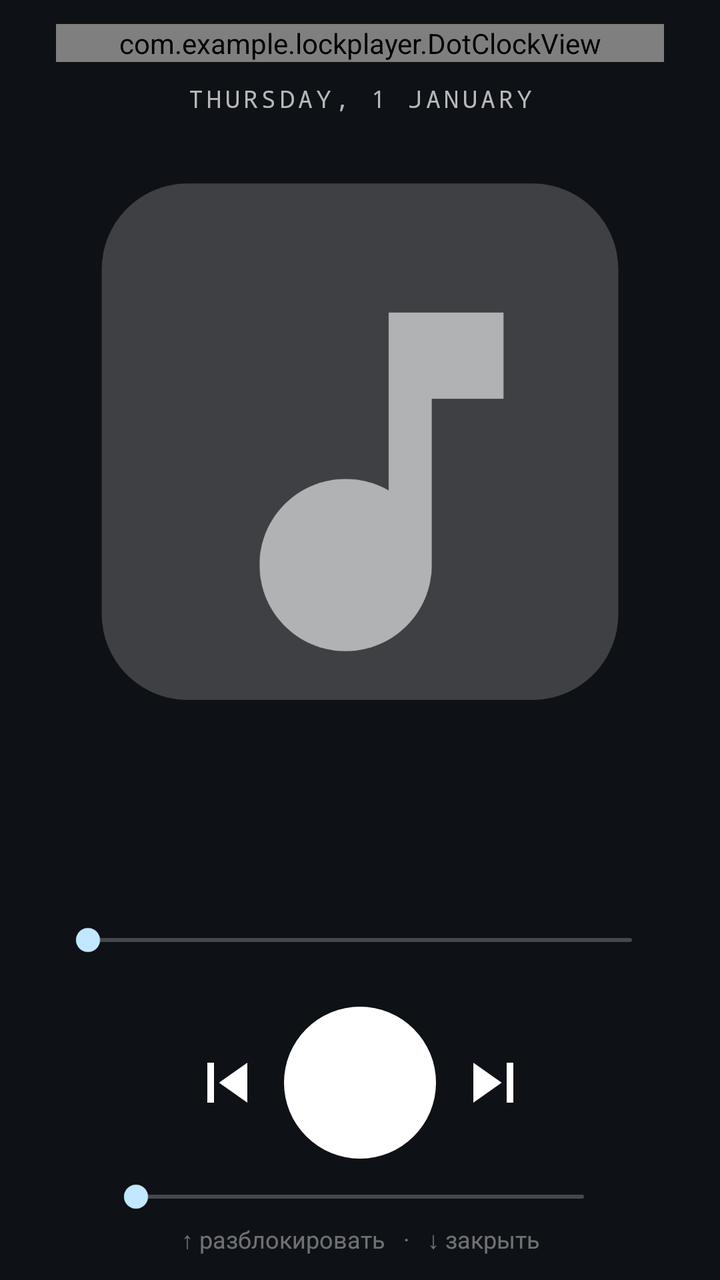
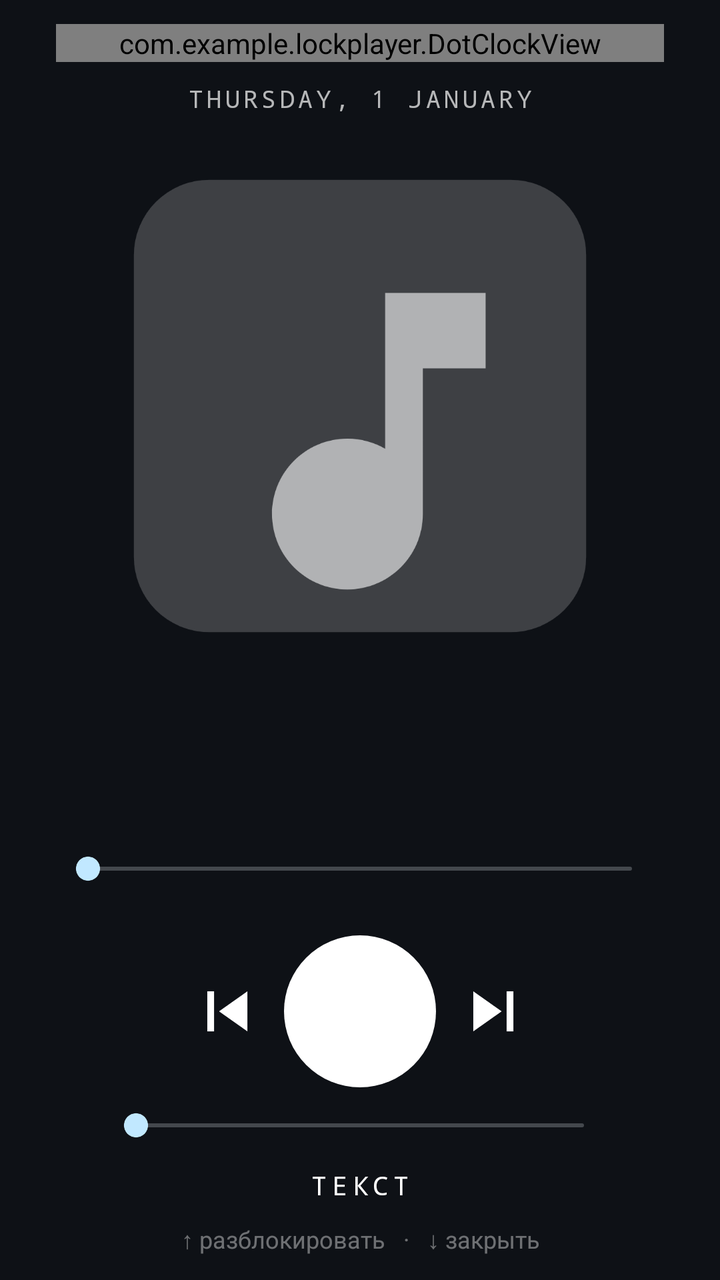

Compare the two renders of this Android layout. The source of the first and the diff that turns it into the second are given below.
<!-- AndroidManifest.xml: activity theme android:Theme.DeviceDefault.NoActionBar -->
<!-- res/layout/activity_player.xml -->
<?xml version="1.0" encoding="utf-8"?>
<FrameLayout xmlns:android="http://schemas.android.com/apk/res/android"
    android:layout_width="match_parent"
    android:layout_height="match_parent"
    android:background="#12161C">

    
    <ImageView
        android:id="@+id/backdrop"
        android:layout_width="match_parent"
        android:layout_height="match_parent"
        android:contentDescription="@null"
        android:scaleType="centerCrop"
        android:scaleX="1.4"
        android:scaleY="1.4" />

    <View
        android:layout_width="match_parent"
        android:layout_height="match_parent"
        android:background="#8C0B0E12" />

    <LinearLayout
        android:id="@+id/content"
        android:layout_width="match_parent"
        android:layout_height="match_parent"
        android:fitsSystemWindows="true"
        android:orientation="vertical"
        android:paddingStart="28dp"
        android:paddingTop="12dp"
        android:paddingEnd="28dp"
        android:paddingBottom="12dp">

        <com.example.lockplayer.DotClockView
            android:id="@+id/clock"
            android:layout_width="match_parent"
            android:layout_height="wrap_content" />

        <TextClock
            android:id="@+id/date"
            android:layout_width="match_parent"
            android:layout_height="wrap_content"
            android:format12Hour="EEEE, d MMMM"
            android:format24Hour="EEEE, d MMMM"
            android:gravity="center"
            android:layout_marginTop="10dp"
            android:textColor="#B3FFFFFF"
            android:fontFamily="monospace"
            android:letterSpacing="0.15"
            android:textAllCaps="true"
            android:textSize="12sp" />

        <ImageView
            android:id="@+id/cover"
            android:layout_width="match_parent"
            android:layout_height="0dp"
            android:layout_marginTop="20dp"
            android:layout_weight="1"
            android:contentDescription="@null"
            android:elevation="12dp"
            android:scaleType="fitCenter"
            android:src="@drawable/cover_placeholder" />

        <TextView
            android:id="@+id/title"
            android:layout_width="match_parent"
            android:layout_height="wrap_content"
            android:layout_marginTop="22dp"
            android:ellipsize="marquee"
            android:fontFamily="sans-serif-medium"
            android:gravity="center"
            android:marqueeRepeatLimit="marquee_forever"
            android:singleLine="true"
            android:textColor="#FFFFFF"
            android:textSize="26sp" />

        <TextView
            android:id="@+id/artist"
            android:layout_width="match_parent"
            android:layout_height="wrap_content"
            android:layout_marginTop="4dp"
            android:ellipsize="end"
            android:gravity="center"
            android:singleLine="true"
            android:textColor="#B3FFFFFF"
            android:textSize="16sp" />

        <SeekBar
            android:id="@+id/seek"
            android:layout_width="match_parent"
            android:layout_height="wrap_content"
            android:layout_marginTop="14dp"
            android:max="10000" />

        <LinearLayout
            android:layout_width="match_parent"
            android:layout_height="wrap_content"
            android:orientation="horizontal"
            android:paddingStart="16dp"
            android:paddingEnd="16dp">

            <TextView
                android:id="@+id/elapsed"
                android:layout_width="0dp"
                android:layout_height="wrap_content"
                android:layout_weight="1"
                android:textColor="#B3FFFFFF"
                android:textSize="12sp" />

            <TextView
                android:id="@+id/duration"
                android:layout_width="wrap_content"
                android:layout_height="wrap_content"
                android:textColor="#B3FFFFFF"
                android:textSize="12sp" />
        </LinearLayout>

        <LinearLayout
            android:layout_width="match_parent"
            android:layout_height="wrap_content"
            android:layout_marginTop="8dp"
            android:gravity="center"
            android:orientation="horizontal">

            <ImageButton
                android:id="@+id/btn_a"
                android:layout_width="0dp"
                android:layout_height="64dp"
                android:layout_weight="1"
                android:background="@android:color/transparent"
                android:contentDescription="@null"
                android:visibility="invisible" />

            <ImageButton
                android:id="@+id/btn_prev"
                android:layout_width="0dp"
                android:layout_height="64dp"
                android:layout_weight="1"
                android:background="@android:color/transparent"
                android:contentDescription="@null"
                android:src="@drawable/ic_prev" />

            <ImageButton
                android:id="@+id/btn_play"
                android:layout_width="76dp"
                android:layout_height="76dp"
                android:background="@drawable/play_circle"
                android:contentDescription="@null"
                android:src="@drawable/ic_play" />

            <ImageButton
                android:id="@+id/btn_next"
                android:layout_width="0dp"
                android:layout_height="64dp"
                android:layout_weight="1"
                android:background="@android:color/transparent"
                android:contentDescription="@null"
                android:src="@drawable/ic_next" />

            <ImageButton
                android:id="@+id/btn_b"
                android:layout_width="0dp"
                android:layout_height="64dp"
                android:layout_weight="1"
                android:background="@android:color/transparent"
                android:contentDescription="@null"
                android:visibility="invisible" />
        </LinearLayout>

        <SeekBar
            android:id="@+id/volume"
            android:layout_width="match_parent"
            android:layout_height="wrap_content"
            android:layout_marginTop="10dp"
            android:layout_marginStart="24dp"
            android:layout_marginEnd="24dp" />

        <TextView
            android:layout_width="match_parent"
            android:layout_height="wrap_content"
            android:layout_marginTop="4dp"
            android:gravity="center"
            android:text="↑ разблокировать   ·   ↓ закрыть"
            android:textColor="#66FFFFFF"
            android:textSize="12sp" />
    </LinearLayout>
</FrameLayout>
<!-- resources referenced by this layout -->
<resources>
  <!-- drawable cover_placeholder (drawable) -->
  <?xml version="1.0" encoding="utf-8"?>
  <vector xmlns:android="http://schemas.android.com/apk/res/android"
      android:width="200dp"
      android:height="200dp"
      android:viewportWidth="200"
      android:viewportHeight="200">
      <path
          android:fillColor="#33FFFFFF"
          android:pathData="M40,10h120a30,30 0 0 1 30,30v120a30,30 0 0 1 -30,30h-120a30,30 0 0 1 -30,-30v-120a30,30 0 0 1 30,-30z" />
      <path
          android:fillColor="#99FFFFFF"
          android:pathData="M110,55v62c-4.5,-2.6 -9.6,-4 -15,-4 -16.6,0 -30,13.4 -30,30s13.4,30 30,30 30,-13.4 30,-30V85h25V55z" />
  </vector>
  <!-- drawable ic_next (drawable) -->
  <?xml version="1.0" encoding="utf-8"?>
  <vector xmlns:android="http://schemas.android.com/apk/res/android"
      android:width="40dp"
      android:height="40dp"
      android:viewportWidth="24"
      android:viewportHeight="24">
      <path
          android:fillColor="#FFFFFF"
          android:pathData="M6,18l8.5,-6L6,6v12zM16,6v12h2V6h-2z" />
  </vector>
  <!-- drawable ic_play (drawable) -->
  <?xml version="1.0" encoding="utf-8"?>
  <vector xmlns:android="http://schemas.android.com/apk/res/android"
      android:width="40dp"
      android:height="40dp"
      android:viewportWidth="24"
      android:viewportHeight="24">
      <path
          android:fillColor="#FFFFFF"
          android:pathData="M8,5v14l11,-7z" />
  </vector>
  <!-- drawable ic_prev (drawable) -->
  <?xml version="1.0" encoding="utf-8"?>
  <vector xmlns:android="http://schemas.android.com/apk/res/android"
      android:width="40dp"
      android:height="40dp"
      android:viewportWidth="24"
      android:viewportHeight="24">
      <path
          android:fillColor="#FFFFFF"
          android:pathData="M6,6h2v12H6zM9.5,12l8.5,6V6z" />
  </vector>
  <!-- drawable play_circle (drawable) -->
  <?xml version="1.0" encoding="utf-8"?>
  <shape xmlns:android="http://schemas.android.com/apk/res/android"
      android:shape="oval">
      <solid android:color="#FFFFFF" />
  </shape>
</resources>

<!-- the commit's change to res/layout/activity_player.xml (unified diff, before → after) -->
@@ -49,16 +49,42 @@
             android:textAllCaps="true"
             android:textSize="12sp" />
 
-        <ImageView
-            android:id="@+id/cover"
+        <FrameLayout
             android:layout_width="match_parent"
             android:layout_height="0dp"
             android:layout_marginTop="20dp"
-            android:layout_weight="1"
-            android:contentDescription="@null"
-            android:elevation="12dp"
-            android:scaleType="fitCenter"
-            android:src="@drawable/cover_placeholder" />
+            android:layout_weight="1">
+
+            <ImageView
+                android:id="@+id/cover"
+                android:layout_width="match_parent"
+                android:layout_height="match_parent"
+                android:contentDescription="@null"
+                android:elevation="12dp"
+                android:scaleType="fitCenter"
+                android:src="@drawable/cover_placeholder" />
+
+            <ScrollView
+                android:id="@+id/lyrics_scroll"
+                android:layout_width="match_parent"
+                android:layout_height="match_parent"
+                android:fadingEdgeLength="40dp"
+                android:requiresFadingEdge="vertical"
+                android:scrollbars="none"
+                android:visibility="gone">
+
+                <TextView
+                    android:id="@+id/lyrics_text"
+                    android:layout_width="match_parent"
+                    android:layout_height="wrap_content"
+                    android:gravity="center"
+                    android:lineSpacingMultiplier="1.25"
+                    android:paddingTop="80dp"
+                    android:paddingBottom="80dp"
+                    android:textColor="#FFFFFF"
+                    android:textSize="20sp" />
+            </ScrollView>
+        </FrameLayout>
 
         <TextView
             android:id="@+id/title"
@@ -175,9 +201,22 @@
             android:layout_marginEnd="24dp" />
 
         <TextView
-            android:layout_width="match_parent"
-            android:layout_height="wrap_content"
-            android:layout_marginTop="4dp"
+            android:id="@+id/lyrics_btn"
+            android:layout_width="match_parent"
+            android:layout_height="wrap_content"
+            android:layout_marginTop="2dp"
+            android:fontFamily="monospace"
+            android:gravity="center"
+            android:letterSpacing="0.2"
+            android:padding="10dp"
+            android:text="ТЕКСТ"
+            android:textColor="#FFFFFF"
+            android:textSize="13sp" />
+
+        <TextView
+            android:layout_width="match_parent"
+            android:layout_height="wrap_content"
+            android:layout_marginTop="0dp"
             android:gravity="center"
             android:text="↑ разблокировать   ·   ↓ закрыть"
             android:textColor="#66FFFFFF"
